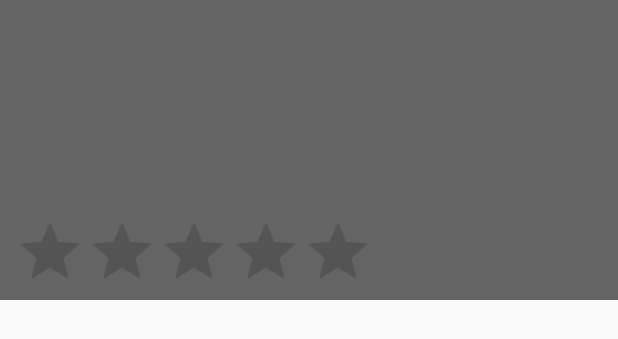
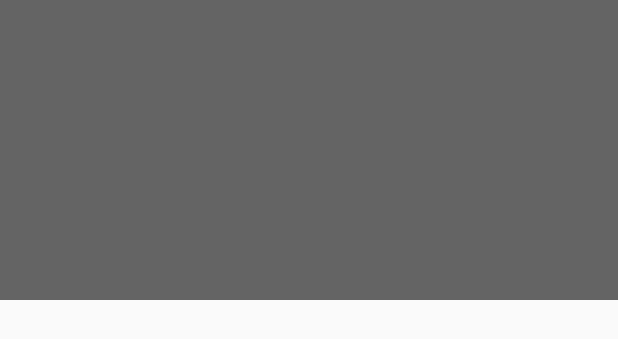
Before and after one commit to sathishkumar1392/Movie, an Android app: the layout item_movie_details.xml on its own in the app's theme, with its tools: preview values and no code run, on a phone screen of 412 x 824 dp. Shown: the top 339 px of the screen. Run offline under Robolectric (Android 15) with nearby library versions, the phone set to English and light mode, and no system bars; network calls fail.

Commit message:
Removed unsed variable

```diff
--- a/app/src/main/java/com/task/movie/viewmodel/BaseViewModel.kt
+++ b/app/src/main/java/com/task/movie/viewmodel/BaseViewModel.kt
@@ -14,8 +14,9 @@ import com.task.movie.remote.RetrofitClient
  * File Name : BaseViewModel.kt
  * ClassName : BaseViewModel
  * Module Name : app
- * Desc :
+ * Desc :  Inject the BaseViewModel
  */
+
 abstract class BaseViewModel: ViewModel() {
 
     private val injector: ViewModelInjector = DaggerViewModelInjector
@@ -27,6 +28,9 @@ abstract class BaseViewModel: ViewModel() {
         inject()
     }
 
+    /**
+     * Injects the required dependencies
+     */
     private fun inject() {
         when (this) {
             is MovieListViewModel -> injector.inject(this)
--- a/app/src/main/res/layout/item_movie_details.xml
+++ b/app/src/main/res/layout/item_movie_details.xml
@@ -112,20 +112,6 @@
             app:layout_constraintStart_toEndOf="@+id/gL_image_size_margin"
             app:layout_constraintTop_toBottomOf="@+id/gl_tittlebar" />
 
-        <RatingBar
-            android:id="@+id/rating_Bar"
-            style="?android:attr/ratingBarStyle"
-            android:layout_width="wrap_content"
-            android:layout_height="55dp"
-            android:isIndicator="true"
-            android:numStars="5"
-            android:padding="1dp"
-            android:stepSize="0.5"
-            app:layout_constraintBottom_toBottomOf="parent"
-            app:layout_constraintStart_toEndOf="@id/gl_left_margin"
-            app:layout_constraintTop_toBottomOf="@id/ImgView_poster"
-            app:ratingBar="@{itemDetails.voteAverage}" />
-
 
     </androidx.constraintlayout.widget.ConstraintLayout>
 </layout>
```
Also changed, not shown: app/src/main/java/com/task/movie/viewmodel/MovieListViewModel.kt (+7 -5 lines).
